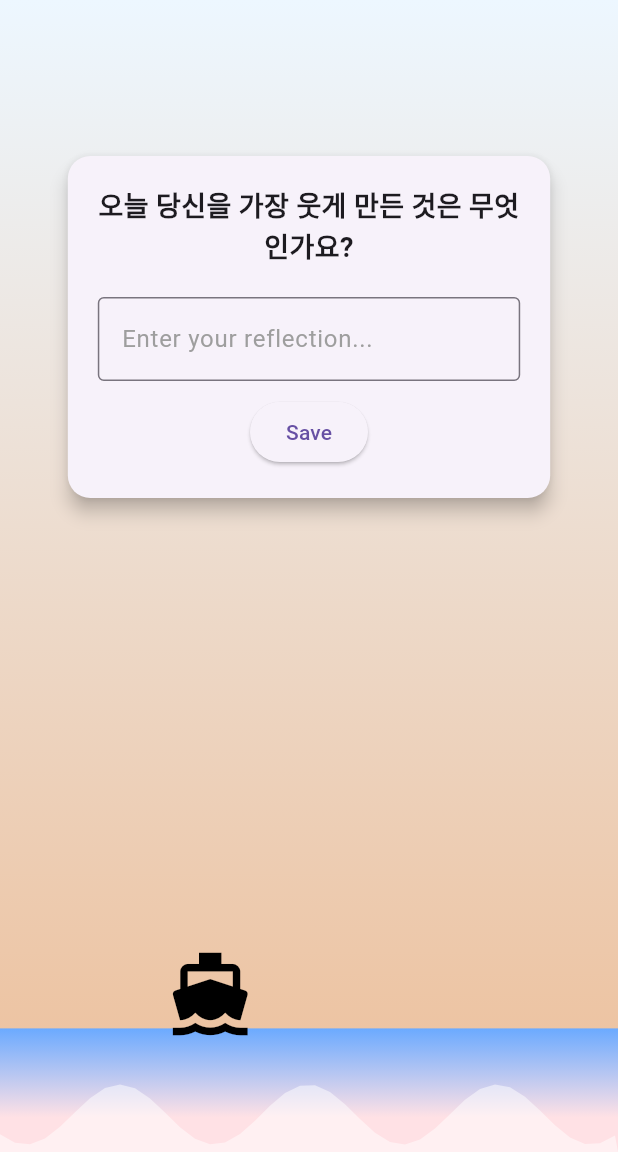
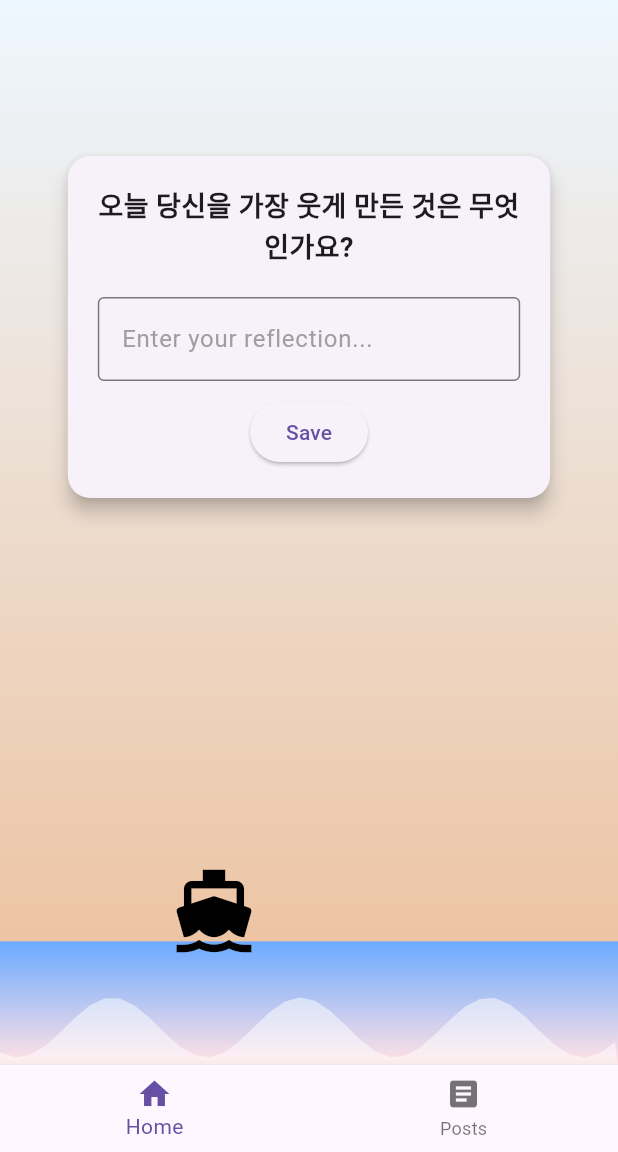
Before and after one commit to hsmchoi/my_final_project, a Flutter app: the HomeScreen screen opened by its route, after a tap on "Save", on a phone screen of 412 x 824 dp, the part 84-1236 px from its top. Run offline on Flutter 3.47's test engine with Material 3 defaults, Android fonts, the phone set to English and light mode, and no system bars; our stand-ins replace cloud_firestore, firebase_auth, firebase_core, firebase_storage, flutter_riverpod, go_router and 2 more; accounts and stored records are empty; generated files the repository leaves out were written again.

```diff
--- a/lib/models/item_model.dart
+++ b/lib/models/item_model.dart
@@ -27,6 +27,8 @@ class ItemModel {
     );
   }
 
+  get userId => null;
+
   Map<String, dynamic> toFirestore() {
     return {
       'questionId': questionId,
--- a/lib/views/home_screen.dart
+++ b/lib/views/home_screen.dart
@@ -1,3 +1,4 @@
+//views/home_screen.dart
 import 'package:flutter/material.dart';
 import 'package:flutter_riverpod/flutter_riverpod.dart';
 import 'package:my_final_project/repositories/authentication_repository.dart';
@@ -5,6 +6,7 @@ import 'package:my_final_project/view_models/home_view_model.dart';
 import 'package:my_final_project/widgets/custom_background.dart';
 import 'package:my_final_project/widgets/star_particle_widget.dart';
 import 'package:my_final_project/widgets/wave_widget.dart';
+import 'package:go_router/go_router.dart'; // Import go_router
 
 class HomeScreen extends ConsumerStatefulWidget {
   const HomeScreen({super.key});
@@ -15,6 +17,7 @@ class HomeScreen extends ConsumerStatefulWidget {
 
 class _HomeScreenState extends ConsumerState<HomeScreen> {
   final TextEditingController _answerController = TextEditingController();
+  int _selectedIndex = 0; // Add this line
 
   @override
   void dispose() {
@@ -98,8 +101,10 @@ class _HomeScreenState extends ConsumerState<HomeScreen> {
                       ElevatedButton(
                         onPressed: () async {
                           if (_answerController.text.isNotEmpty) {
-                            await homeViewModel
-                                .saveAnswer(_answerController.text);
+                            await homeViewModel.saveAnswer(
+                                _answerController.text,
+                                homeViewModel
+                                    .currentQuestion); // Pass the question content
                             _answerController.clear();
                             // Option 1: Show success message
                             ScaffoldMessenger.of(context).showSnackBar(
@@ -122,11 +127,34 @@ class _HomeScreenState extends ConsumerState<HomeScreen> {
               ),
             ),
           ),
-
           // Star Particle Widget
           const StarParticleWidget(),
         ],
       ),
+      bottomNavigationBar: BottomNavigationBar(
+        items: const <BottomNavigationBarItem>[
+          BottomNavigationBarItem(
+            icon: Icon(Icons.home),
+            label: 'Home',
+          ),
+          BottomNavigationBarItem(
+            icon: Icon(Icons.article),
+            label: 'Posts',
+          ),
+        ],
+        currentIndex: _selectedIndex, // Use _selectedIndex here
+        onTap: (index) {
+          // Update the state when an item is tapped
+          setState(() {
+            _selectedIndex = index;
+          });
+          if (index == 0) {
+            context.go('/');
+          } else if (index == 1) {
+            context.go('/posts');
+          }
+        },
+      ),
     );
   }
 }
```
Also changed, not shown: lib/repositories/item_repository.dart (+16 -1 lines), lib/router.dart (+8 -7 lines), lib/view_models/home_view_model.dart (+8 -4 lines), lib/views/login_screen/components/login_screen_choice.dart (deleted, +0 -94 lines), lib/views/logout_screen/components/logout_screen.dart (deleted, +0 -148 lines), lib/views/post_screen.dart (+137 -32 lines).
